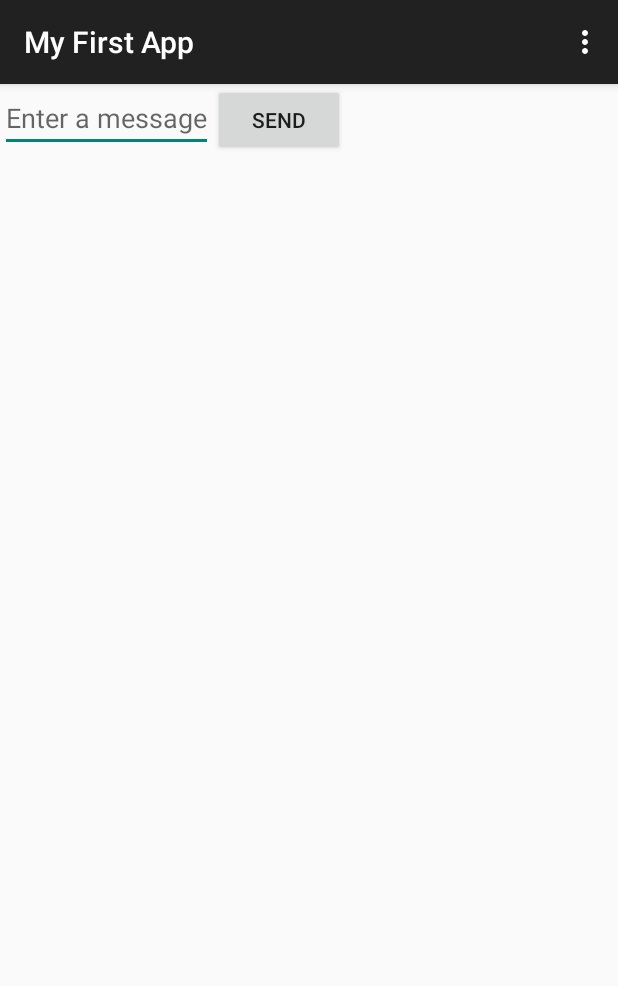
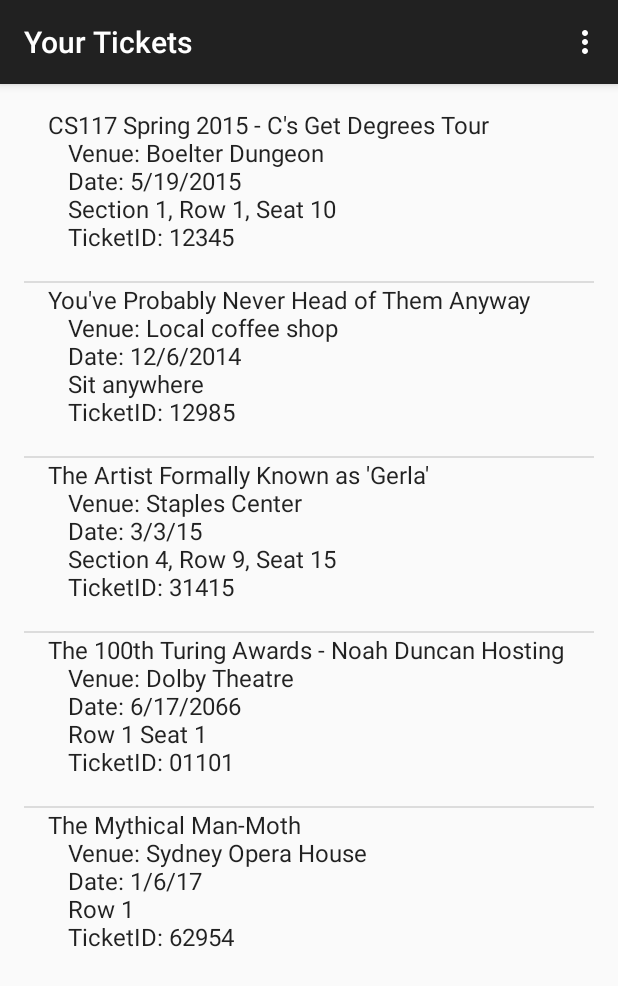
Before and after one commit to Rbdall/EntryApp, an Android app: the screen it shows after launch (MyActivity before the commit, TicketList after it), on a phone screen of 412 x 824 dp. Shown: the top 986 px of the screen. Run offline under Robolectric (Android 15) with nearby library versions, the phone set to English and light mode, and no system bars.

Commit message:
Ticket class and TicketList activity

```diff
--- a/EntryApp/app/src/main/AndroidManifest.xml
+++ b/EntryApp/app/src/main/AndroidManifest.xml
@@ -16,6 +16,10 @@
                 <category android:name="android.intent.category.LAUNCHER" />
             </intent-filter>
         </activity>
+        <activity
+            android:name=".TicketList"
+            android:label="@string/title_activity_ticket_list" >
+        </activity>
     </application>
 
 </manifest>
--- a/EntryApp/app/src/main/java/com/mycompany/myfirstapp/MyActivity.java
+++ b/EntryApp/app/src/main/java/com/mycompany/myfirstapp/MyActivity.java
@@ -1,5 +1,6 @@
 package com.mycompany.myfirstapp;
 
+import android.content.Intent;
 import android.support.v7.app.ActionBarActivity;
 import android.os.Bundle;
 import android.view.Menu;
@@ -12,6 +13,8 @@ public class MyActivity extends ActionBarActivity {
     protected void onCreate(Bundle savedInstanceState) {
         super.onCreate(savedInstanceState);
         setContentView(R.layout.activity_my);
+        Intent i = new Intent(getApplicationContext(), TicketList.class);
+        this.startActivity(i);
     }
 
     @Override
--- /dev/null
+++ b/EntryApp/app/src/main/java/com/mycompany/myfirstapp/Ticket.java
@@ -0,0 +1,63 @@
+package com.mycompany.myfirstapp;
+
+/**
+ * Created by ryan on 5/19/15.
+ */
+public class Ticket {
+    private String ticketName;
+    private String venueName;
+    private String eventDate;
+    private String seatLocation;
+    private String ticketID;
+    private String ticketHolder;
+    private boolean validTicket;
+
+
+    public Ticket(String ticketName, String venueName, String eventDate, String seatLocation,
+                  String ticketID, String ticketHolder, boolean validTicket){
+        this.ticketName = ticketName;
+        this.venueName = venueName;
+        this.eventDate = eventDate;
+        this.seatLocation = seatLocation;
+        this.ticketID = ticketID;
+        this.ticketHolder=ticketHolder;
+        this.validTicket = validTicket;
+    }
+
+    public String getTicketName(){
+        return ticketName;
+    }
+
+    public String getVenueName(){
+        return venueName;
+    }
+
+    public String getEventDate(){
+        return eventDate;
+    }
+
+    public String getSeatLocation(){
+        return seatLocation;
+    }
+
+    public String getTicketID(){
+        return ticketID;
+    }
+
+    public String getTicketHolder(){
+        return ticketHolder;
+    }
+
+    public boolean isValidTicket(){
+        return validTicket;
+    }
+
+    public String toString(){
+        return ticketName + '\n' +
+                '\t' + "Venue: " + venueName + '\n' +
+                '\t' + "Date: " + eventDate + '\n' +
+                '\t' + seatLocation + '\n' +
+                '\t' + "TicketID: " + ticketID + '\n';
+    }
+
+}
--- /dev/null
+++ b/EntryApp/app/src/main/java/com/mycompany/myfirstapp/TicketList.java
@@ -0,0 +1,54 @@
+package com.mycompany.myfirstapp;
+
+import android.support.v7.app.ActionBarActivity;
+import android.os.Bundle;
+import android.view.Menu;
+import android.view.MenuItem;
+import android.widget.ArrayAdapter;
+import android.widget.ListAdapter;
+import android.widget.ListView;
+
+
+public class TicketList extends ActionBarActivity {
+
+    private Ticket[] possibleTickets = {
+           new Ticket("CS117 Spring 2015 - C's Get Degrees Tour", "Boelter Dungeon", "5/19/2015", "Section 1, Row 1, Seat 10", "12345", "Ryan Dall", true),
+            new Ticket("You've Probably Never Head of Them Anyway", "Local coffee shop", "12/6/2014", "Sit anywhere", "12985", "Ryan Dall", true),
+            new Ticket("The Artist Formally Known as \'Gerla\'", "Staples Center", "3/3/15", "Section 4, Row 9, Seat 15", "31415", "Ryan Dall", true),
+            new Ticket("The 100th Turing Awards - Noah Duncan Hosting", "Dolby Theatre", "6/17/2066", "Row 1 Seat 1", "01101", "Ryan Dall", true),
+            new Ticket("The Mythical Man-Moth", "Sydney Opera House", "1/6/17", "Row 1", "62954", "Ryan Dall", true)
+
+    };
+    @Override
+    protected void onCreate(Bundle savedInstanceState) {
+        super.onCreate(savedInstanceState);
+        setContentView(R.layout.activity_ticket_list);
+        Ticket test = new Ticket("test", "test", "test", "test", "test", "test", true);
+        Ticket test2 = new Ticket("test2", "test2", "test2", "test2", "test2", "test2", true);
+        ListAdapter listAdapter = new ArrayAdapter<Ticket>(this, android.R.layout.simple_list_item_1, possibleTickets);
+        ListView ticketList = (ListView) findViewById(R.id.listView);
+        ticketList.setAdapter(listAdapter);
+    }
+
+    @Override
+    public boolean onCreateOptionsMenu(Menu menu) {
+        // Inflate the menu; this adds items to the action bar if it is present.
+        getMenuInflater().inflate(R.menu.menu_ticket_list, menu);
+        return true;
+    }
+
+    @Override
+    public boolean onOptionsItemSelected(MenuItem item) {
+        // Handle action bar item clicks here. The action bar will
+        // automatically handle clicks on the Home/Up button, so long
+        // as you specify a parent activity in AndroidManifest.xml.
+        int id = item.getItemId();
+
+        //noinspection SimplifiableIfStatement
+        if (id == R.id.action_settings) {
+            return true;
+        }
+
+        return super.onOptionsItemSelected(item);
+    }
+}
--- /dev/null
+++ b/EntryApp/app/src/main/res/layout/activity_ticket_list.xml
@@ -0,0 +1,16 @@
+<RelativeLayout xmlns:android="http://schemas.android.com/apk/res/android"
+    xmlns:tools="http://schemas.android.com/tools" android:layout_width="match_parent"
+    android:layout_height="match_parent" android:paddingLeft="@dimen/activity_horizontal_margin"
+    android:paddingRight="@dimen/activity_horizontal_margin"
+    android:paddingTop="@dimen/activity_vertical_margin"
+    android:paddingBottom="@dimen/activity_vertical_margin"
+    tools:context="com.mycompany.myfirstapp.TicketList">
+
+    <ListView
+        android:layout_width="wrap_content"
+        android:layout_height="wrap_content"
+        android:id="@+id/listView"
+        android:layout_alignParentTop="true"
+        android:layout_alignParentLeft="true"
+        android:layout_alignParentStart="true" />
+</RelativeLayout>
--- /dev/null
+++ b/EntryApp/app/src/main/res/menu/menu_ticket_list.xml
@@ -0,0 +1,7 @@
+<menu xmlns:android="http://schemas.android.com/apk/res/android"
+    xmlns:app="http://schemas.android.com/apk/res-auto"
+    xmlns:tools="http://schemas.android.com/tools"
+    tools:context="com.mycompany.myfirstapp.TicketList">
+    <item android:id="@+id/action_settings" android:title="@string/action_settings"
+        android:orderInCategory="100" app:showAsAction="never" />
+</menu>
--- a/EntryApp/app/src/main/res/values/strings.xml
+++ b/EntryApp/app/src/main/res/values/strings.xml
@@ -4,4 +4,7 @@
     <string name="button_send">Send</string>
     <string name="action_settings">Settings</string>
     <string name="title_activity_main">MainActivity</string>
+    <string name="title_activity_ticket_list">Your Tickets</string>
+
+    <string name="hello_world">Hello world!</string>
 </resources>
```
Also changed, not shown: 2 other files.
